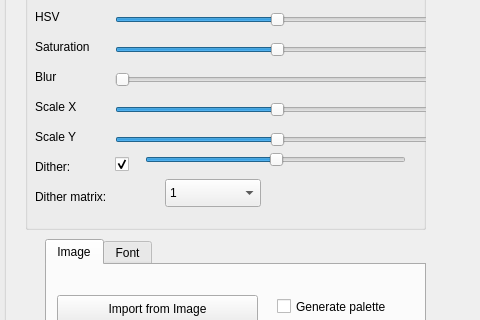
Old version of the form dialogimport.ui in the repository leuat/TRSE; both pictures show x 715 to 1195 and y 211 to 531 of the 1195 by 740 pixel window.
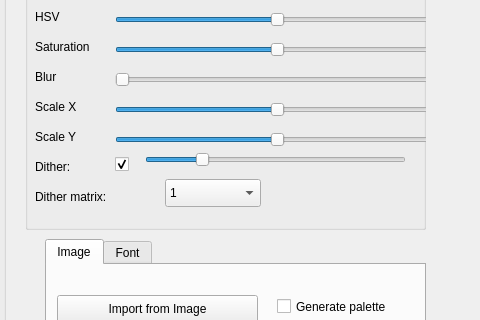
New version of the form.

```diff
--- a/dialogimport.ui
+++ b/dialogimport.ui
@@ -371,7 +371,7 @@
      <number>99</number>
     </property>
     <property name="value">
-     <number>50</number>
+     <number>20</number>
     </property>
     <property name="orientation">
      <enum>Qt::Horizontal</enum>
```
